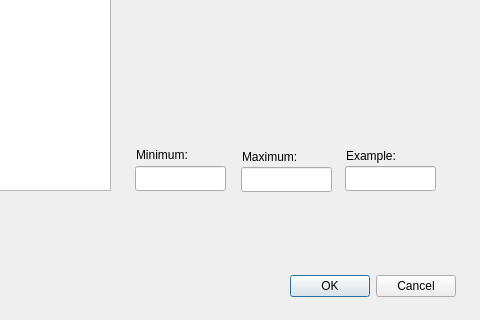
Above: src/qt_designer_file/dialogAug.ui from rettholzapfel33/Noisey-image before the change; both pictures show x 165 to 645 and y 110 to 430 of the 645 by 430 pixel window. Below: the same form after it.
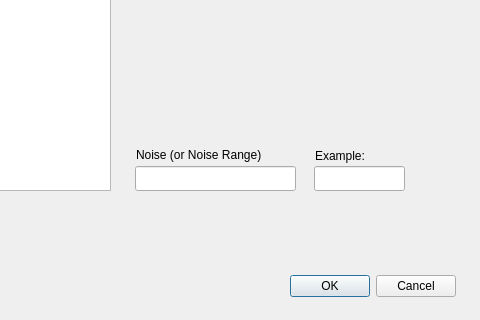
That is the form after the change.

What changed in the file:
```diff
--- a/src/qt_designer_file/dialogAug.ui
+++ b/src/qt_designer_file/dialogAug.ui
@@ -70,17 +70,7 @@
     <rect>
      <x>300</x>
      <y>276</y>
-     <width>91</width>
-     <height>25</height>
-    </rect>
-   </property>
-  </widget>
-  <widget class="QLineEdit" name="highLine">
-   <property name="geometry">
-    <rect>
-     <x>406</x>
-     <y>277</y>
-     <width>91</width>
+     <width>161</width>
      <height>25</height>
     </rect>
    </property>
@@ -90,25 +80,12 @@
     <rect>
      <x>301</x>
      <y>256</y>
-     <width>91</width>
+     <width>161</width>
      <height>17</height>
     </rect>
    </property>
    <property name="text">
-    <string>Minimum:</string>
-   </property>
-  </widget>
-  <widget class="QLabel" name="label_4">
-   <property name="geometry">
-    <rect>
-     <x>407</x>
-     <y>258</y>
-     <width>91</width>
-     <height>17</height>
-    </rect>
-   </property>
-   <property name="text">
-    <string>Maximum:</string>
+    <string>Noise (or Noise Range)</string>
    </property>
   </widget>
   <widget class="QLabel" name="previewImage">
@@ -127,7 +104,7 @@
   <widget class="QLabel" name="label_5">
    <property name="geometry">
     <rect>
-     <x>511</x>
+     <x>480</x>
      <y>257</y>
      <width>91</width>
      <height>17</height>
@@ -140,7 +117,7 @@
   <widget class="QLineEdit" name="exampleLine">
    <property name="geometry">
     <rect>
-     <x>510</x>
+     <x>479</x>
      <y>276</y>
      <width>91</width>
      <height>25</height>
```
Left out of the diff: 2 changed lines with no effect on the pictures.
